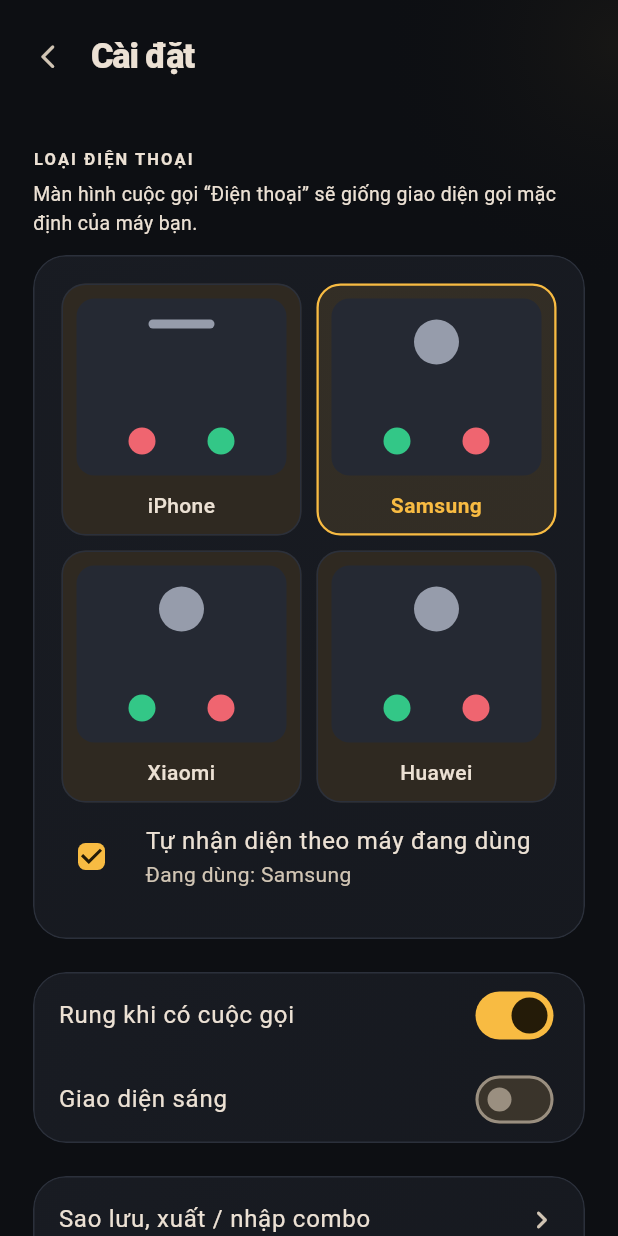
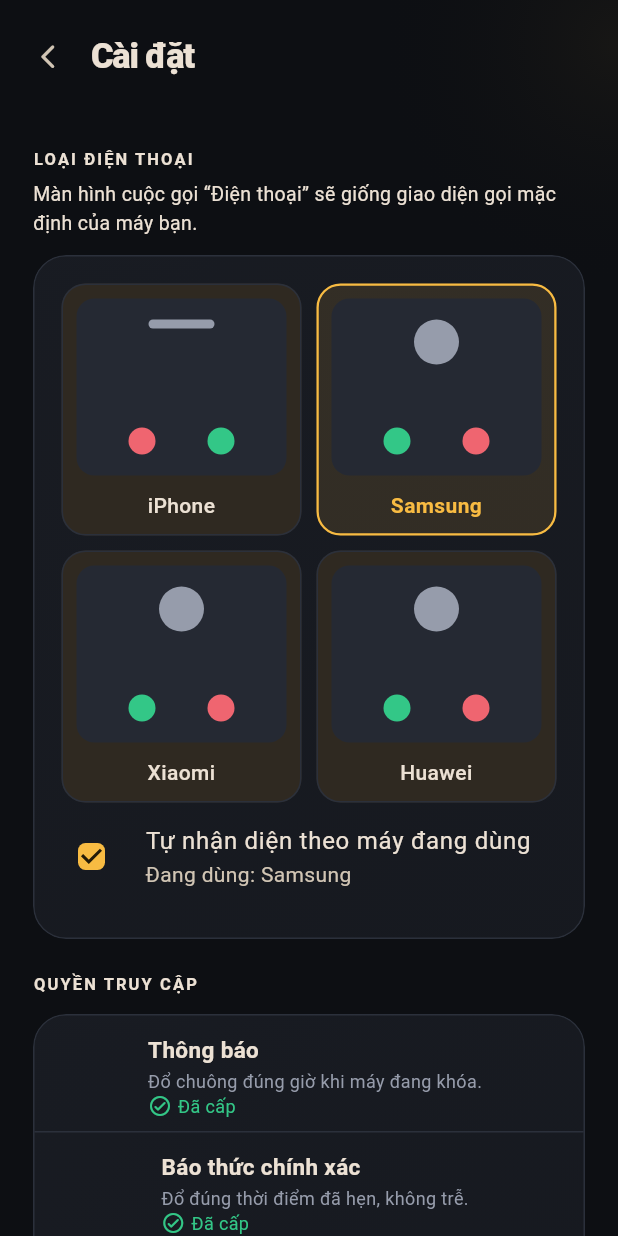
Before and after one commit to twoofwn/tron, a Flutter app: the screen it shows after launch, after a tap on the "settings" icon, on a phone screen of 412 x 824 dp. Run offline on Flutter 3.47's test engine with Material 3 defaults, Android fonts, the phone set to English and light mode, and no system bars; our stand-ins replace audioplayers, device_info_plus, file_picker, flutter_local_notifications, flutter_riverpod, flutter_tts and 6 more; missing offline and left inert: file_selector, mobile_scanner.

Commit message:
Đặt báo thức cuộc gọi và xin quyền thông báo
Co-Authored-By: Claude Haiku 5.5 <noreply@anthropic.com>

```diff
--- a/lib/app/app.dart
+++ b/lib/app/app.dart
@@ -1,6 +1,11 @@
+import 'dart:async';
+
 import 'package:flutter/material.dart';
 import 'package:flutter_riverpod/flutter_riverpod.dart';
 
+import '../features/activation/services/call_alarm_service.dart';
+import '../features/activation/services/permission_service.dart';
+import '../features/combo/providers/combo_provider.dart';
 import '../features/fake_call/providers/call_provider.dart';
 import '../features/fake_call/screens/fake_call_screen.dart';
 import '../features/scenarios/providers/scenario_provider.dart';
@@ -22,8 +27,57 @@ class TronApp extends ConsumerStatefulWidget {
   ConsumerState<TronApp> createState() => _TronAppState();
 }
 
-class _TronAppState extends ConsumerState<TronApp> {
+class _TronAppState extends ConsumerState<TronApp> with WidgetsBindingObserver {
   final _navigatorKey = GlobalKey<NavigatorState>();
+  StreamSubscription<String>? _alarmTaps;
+
+  @override
+  void initState() {
+    super.initState();
+    WidgetsBinding.instance.addObserver(this);
+    WidgetsBinding.instance.addPostFrameCallback((_) => _startAlarms());
+  }
+
+  @override
+  void dispose() {
+    WidgetsBinding.instance.removeObserver(this);
+    _alarmTaps?.cancel();
+    super.dispose();
+  }
+
+  @override
+  void didChangeAppLifecycleState(AppLifecycleState state) {
+    // Người dùng có thể vừa đổi quyền trong cài đặt hệ thống.
+    if (state == AppLifecycleState.resumed) {
+      ref.invalidate(permissionSnapshotProvider);
+    }
+  }
+
+  Future<void> _startAlarms() async {
+    final alarm = ref.read(callAlarmServiceProvider);
+    try {
+      _alarmTaps = alarm.taps.listen(_ringFromAlarm);
+      await alarm.init();
+      final comboId = await alarm.launchComboId();
+      if (comboId != null) {
+        await _ringFromAlarm(comboId);
+      }
+    } catch (_) {
+      // Báo thức là phần bổ sung: lỗi ở đây không được làm app dừng.
+    }
+  }
+
+  Future<void> _ringFromAlarm(String comboId) async {
+    final combos = await ref.read(comboListProvider.future);
+    if (!mounted) {
+      return;
+    }
+    final combo = combos.where((item) => item.id == comboId).firstOrNull;
+    if (combo != null) {
+      ref.read(callProvider.notifier).ringNow(combo);
+    }
+  }
+
   @override
   Widget build(BuildContext context) {
     // Tải kho kịch bản ngay khi mở app để combo và cuộc gọi dùng được ngay.
--- /dev/null
+++ b/lib/features/activation/services/call_alarm_service.dart
@@ -0,0 +1,122 @@
+import 'dart:async';
+
+import 'package:flutter_local_notifications/flutter_local_notifications.dart';
+import 'package:flutter_riverpod/flutter_riverpod.dart';
+import 'package:timezone/data/latest.dart' as tz_data;
+import 'package:timezone/timezone.dart' as tz;
+
+final callAlarmServiceProvider = Provider<CallAlarmService>(
+  (ref) => CallAlarmService(),
+);
+
+/// Đặt thông báo cuộc gọi đúng giờ, kể cả khi app đã nền hoặc máy đã khóa.
+/// Mọi lỗi đều trả về false: đồng hồ trong app vẫn hoạt động như cũ.
+class CallAlarmService {
+  CallAlarmService({FlutterLocalNotificationsPlugin? plugin})
+    : _plugin = plugin ?? FlutterLocalNotificationsPlugin();
+
+  static const notificationId = 1001;
+  static const channelId = 'incoming_calls';
+  static const _channelName = 'Cuộc gọi đến';
+
+  final FlutterLocalNotificationsPlugin _plugin;
+  final _taps = StreamController<String>.broadcast();
+  bool _ready = false;
+
+  /// Phát ra mã combo khi người dùng chạm vào thông báo cuộc gọi.
+  Stream<String> get taps => _taps.stream;
+
+  Future<void> init() async {
+    if (_ready) {
+      return;
+    }
+    tz_data.initializeTimeZones();
+    await _plugin.initialize(
+      settings: const InitializationSettings(
+        android: AndroidInitializationSettings('@mipmap/ic_launcher'),
+        iOS: DarwinInitializationSettings(
+          requestAlertPermission: false,
+          requestBadgePermission: false,
+          requestSoundPermission: false,
+        ),
+      ),
+      onDidReceiveNotificationResponse: (response) {
+        final comboId = response.payload;
+        if (comboId != null && comboId.isNotEmpty) {
+          _taps.add(comboId);
+        }
+      },
+    );
+    await _plugin
+        .resolvePlatformSpecificImplementation<
+          AndroidFlutterLocalNotificationsPlugin
+        >()
+        ?.createNotificationChannel(
+          const AndroidNotificationChannel(
+            channelId,
+            _channelName,
+            importance: Importance.max,
+          ),
+        );
+    _ready = true;
+  }
+
+  /// Trả về false nếu hệ thống từ chối (thiếu quyền, không hỗ trợ...).
+  Future<bool> scheduleCall({
+    required String comboId,
+    required DateTime fireAt,
+  }) async {
+    try {
+      await init();
+      await _plugin.zonedSchedule(
+        id: notificationId,
+        title: 'Cuộc gọi đến',
+        body: 'Chạm để nghe',
+        // Đổi sang UTC giữ nguyên thời điểm tuyệt đối, không phụ thuộc múi giờ máy.
+        scheduledDate: tz.TZDateTime.from(fireAt, tz.UTC),
+        notificationDetails: const NotificationDetails(
+          android: AndroidNotificationDetails(
+            channelId,
+            _channelName,
+            importance: Importance.max,
+            priority: Priority.max,
+            category: AndroidNotificationCategory.call,
+            fullScreenIntent: true,
+          ),
+          iOS: DarwinNotificationDetails(
+            presentSound: true,
+            interruptionLevel: InterruptionLevel.timeSensitive,
+          ),
+        ),
+        androidScheduleMode: AndroidScheduleMode.exactAllowWhileIdle,
+        payload: comboId,
+      );
+      return true;
+    } catch (_) {
+      return false;
+    }
+  }
+
+  Future<void> cancel() async {
+    try {
+      await _plugin.cancel(id: notificationId);
+    } catch (_) {
+      // Không có thông báo nào để hủy hoặc plugin chưa sẵn sàng.
+    }
+  }
+
+  /// Mã combo nếu app được mở bằng cách chạm vào thông báo cuộc gọi.
+  Future<String?> launchComboId() async {
+    try {
+      final details = await _plugin.getNotificationAppLaunchDetails();
+      if (details?.didNotificationLaunchApp == true) {
+        return details?.notificationResponse?.payload;
+      }
+    } catch (_) {
+      // Không đọc được trạng thái khởi động từ thông báo: coi như mở thường.
+    }
+    return null;
+  }
+
+  Future<void> dispose() => _taps.close();
+}
--- /dev/null
+++ b/lib/features/activation/services/permission_service.dart
@@ -0,0 +1,81 @@
+import 'package:flutter/foundation.dart';
+import 'package:flutter_local_notifications/flutter_local_notifications.dart';
+import 'package:flutter_riverpod/flutter_riverpod.dart';
+import 'package:permission_handler/permission_handler.dart';
+
+final permissionServiceProvider = Provider<PermissionService>(
+  (ref) => const PermissionService(),
+);
+
+enum CallPermission { notifications, exactAlarm, batteryUnrestricted }
+
+@immutable
+class PermissionSnapshot {
+  const PermissionSnapshot({
+    required this.notifications,
+    required this.exactAlarm,
+    required this.batteryUnrestricted,
+  });
+
+  final bool notifications;
+
+  /// Chỉ có ý nghĩa trên Android; iOS luôn coi là đã cấp.
+  final bool exactAlarm;
+  final bool batteryUnrestricted;
+}
+
+class PermissionService {
+  const PermissionService();
+
+  bool supports(CallPermission permission) => switch (permission) {
+    CallPermission.notifications => true,
+    CallPermission.exactAlarm || CallPermission.batteryUnrestricted =>
+      defaultTargetPlatform == TargetPlatform.android,
+  };
+
+  /// Lỗi đọc quyền coi như chưa cấp, không làm vỡ màn hình.
+  Future<bool> isGranted(CallPermission permission) async {
+    if (!supports(permission)) {
+      return true;
+    }
+    try {
+      return (await _permission(permission).status).isGranted;
+    } catch (_) {
+      return false;
+    }
+  }
+
+  Future<PermissionSnapshot> snapshot() async => PermissionSnapshot(
+    notifications: await isGranted(CallPermission.notifications),
+    exactAlarm: await isGranted(CallPermission.exactAlarm),
+    batteryUnrestricted: await isGranted(CallPermission.batteryUnrestricted),
+  );
+
+  Future<void> request(CallPermission permission) async {
+    await _permission(permission).request();
+  }
+
+  /// Hiện khi khóa máy: plugin không đọc được trạng thái, chỉ mở cài đặt.
+  Future<void> openFullScreenSettings() async {
+    try {
+      await FlutterLocalNotificationsPlugin()
+          .resolvePlatformSpecificImplementation<
+            AndroidFlutterLocalNotificationsPlugin
+          >()
+          ?.requestFullScreenIntentPermission();
+    } catch (_) {
+      // Không mở được cài đặt trên nền tảng này.
+    }
+  }
+
+  Permission _permission(CallPermission permission) => switch (permission) {
+    CallPermission.notifications => Permission.notification,
+    CallPermission.exactAlarm => Permission.scheduleExactAlarm,
+    CallPermission.batteryUnrestricted => Permission.ignoreBatteryOptimizations,
+  };
+}
+
+final permissionSnapshotProvider =
+    FutureProvider.autoDispose<PermissionSnapshot>(
+      (ref) => ref.watch(permissionServiceProvider).snapshot(),
+    );
--- a/lib/features/home/screens/home_screen.dart
+++ b/lib/features/home/screens/home_screen.dart
@@ -10,6 +10,8 @@ import '../../../core/widgets/app_loading.dart';
 import '../../../core/widgets/glass_card.dart';
 import '../../../shared/enums/call_interface.dart';
 import '../../../shared/widgets/screen_shell.dart';
+import '../../activation/services/permission_service.dart';
+import '../../activation/widgets/notification_permission_sheet.dart';
 import '../../combo/models/combo_model.dart';
 import '../../combo/providers/combo_provider.dart';
 import '../../fake_call/providers/call_provider.dart';
@@ -371,7 +373,7 @@ class CallSchedulerCard extends ConsumerWidget {
             icon: Icons.timer_outlined,
             onPressed: combo == null
                 ? null
-                : () => ref.read(callProvider.notifier).schedule(combo!, delay),
+                : () => _schedule(context, ref, combo!, delay),
           ),
           if (isScheduled)
             Center(
@@ -384,13 +386,80 @@ class CallSchedulerCard extends ConsumerWidget {
               ),
             ),
           const SizedBox(height: 8),
-          const Center(
-            child: Text(
-              'Giữ ứng dụng mở trong lúc chờ cuộc gọi',
-              style: TextStyle(fontSize: 10, color: AppColors.muted),
+          Center(
+            child: _NotificationHint(
+              onRequest: () => _requestNotifications(context, ref),
             ),
           ),
         ],
+      ),
+    );
+  }
+
+  Future<void> _schedule(
+    BuildContext context,
+    WidgetRef ref,
+    ComboModel combo,
+    Duration delay,
+  ) async {
+    final granted = (await ref.read(permissionSnapshotProvider.future))
+        .notifications;
+    if (!granted && context.mounted) {
+      await _requestNotifications(context, ref);
+    }
+    if (!context.mounted) {
+      return;
+    }
+    final armed = await ref.read(callProvider.notifier).schedule(combo, delay);
+    if (!armed && context.mounted) {
+      showMessage(
+        context,
+        'Chưa đặt được chuông khi khóa máy. Cuộc gọi vẫn đổ khi app đang mở.',
+      );
+    }
+  }
+
+  Future<void> _requestNotifications(
+    BuildContext context,
+    WidgetRef ref,
+  ) async {
+    final allow = await showModalBottomSheet<bool>(
+      context: context,
+      showDragHandle: true,
+      builder: (_) => const NotificationPermissionSheet(),
+    );
+    if (allow != true) {
+      return;
+    }
+    await ref
+        .read(permissionServiceProvider)
+        .request(CallPermission.notifications);
+    ref.invalidate(permissionSnapshotProvider);
+  }
+}
+
+class _NotificationHint extends ConsumerWidget {
+  const _NotificationHint({required this.onRequest});
+
+  final VoidCallback onRequest;
+
+  @override
+  Widget build(BuildContext context, WidgetRef ref) {
+    final granted = ref.watch(permissionSnapshotProvider).value?.notifications;
+    if (granted == null) {
+      return const SizedBox.shrink();
+    }
+    if (granted) {
+      return const Text(
+        'Sẽ đổ chuông kể cả khi khóa máy',
+        style: TextStyle(fontSize: 10, color: AppColors.muted),
+      );
+    }
+    return TextButton(
+      onPressed: onRequest,
+      child: const Text(
+        'Chưa cho phép thông báo: chỉ đổ khi app mở · Cấp quyền',
+        style: TextStyle(fontSize: 10, color: AppColors.accent),
       ),
     );
   }
--- a/lib/features/settings/screens/settings_screen.dart
+++ b/lib/features/settings/screens/settings_screen.dart
@@ -11,6 +11,7 @@ import '../../../shared/widgets/screen_shell.dart';
 import '../../home/widgets/emergency_sheet.dart';
 import '../models/app_settings.dart';
 import '../providers/settings_provider.dart';
+import '../widgets/permission_card.dart';
 import '../widgets/phone_style_picker.dart';
 
 class SettingsScreen extends ConsumerWidget {
@@ -74,6 +75,10 @@ class SettingsScreen extends ConsumerWidget {
                 ),
               ),
             ),
+            const SizedBox(height: 22),
+            Text('QUYỀN TRUY CẬP', style: AppTextStyles.section),
+            const SizedBox(height: 12),
+            const PermissionCard(),
             const SizedBox(height: 22),
             GlassCard(
               padding: EdgeInsets.zero,
--- /dev/null
+++ b/lib/features/settings/widgets/permission_card.dart
@@ -0,0 +1,149 @@
+import 'package:flutter/material.dart';
+import 'package:flutter_riverpod/flutter_riverpod.dart';
+
+import '../../../app/theme/app_colors.dart';
+import '../../../app/theme/app_text_styles.dart';
+import '../../../core/widgets/glass_card.dart';
+import '../../activation/services/permission_service.dart';
+
+class PermissionCard extends ConsumerWidget {
+  const PermissionCard({super.key});
+
+  @override
+  Widget build(BuildContext context, WidgetRef ref) {
+    final service = ref.watch(permissionServiceProvider);
+    final snapshot = ref.watch(permissionSnapshotProvider);
+    return GlassCard(
+      padding: EdgeInsets.zero,
+      child: snapshot.when(
+        loading: () => const Padding(
+          padding: EdgeInsets.all(18),
+          child: Center(child: CircularProgressIndicator(strokeWidth: 2)),
+        ),
+        error: (_, _) => const Padding(
+          padding: EdgeInsets.all(18),
+          child: Text('Chưa kiểm tra được quyền trên thiết bị này.'),
+        ),
+        data: (state) => Column(
+          children: [
+            _PermissionRow(
+              title: 'Thông báo',
+              description: 'Đổ chuông đúng giờ khi máy đang khóa.',
+              granted: state.notifications,
+              onRequest: () => _request(ref, CallPermission.notifications),
+            ),
+            if (service.supports(CallPermission.exactAlarm)) ...[
+              const Divider(height: 1),
+              _PermissionRow(
+                title: 'Báo thức chính xác',
+                description: 'Đổ đúng thời điểm đã hẹn, không trễ.',
+                granted: state.exactAlarm,
+                onRequest: () => _request(ref, CallPermission.exactAlarm),
+              ),
+            ],
+            if (service.supports(CallPermission.batteryUnrestricted)) ...[
+              const Divider(height: 1),
+              _PermissionRow(
+                title: 'Bỏ tối ưu pin',
+                description:
+                    'Xiaomi, Huawei hay ngắt app chạy nền nếu không tắt.',
+                granted: state.batteryUnrestricted,
+                onRequest: () =>
+                    _request(ref, CallPermission.batteryUnrestricted),
+              ),
+              const Divider(height: 1),
+              ListTile(
+                contentPadding: const EdgeInsets.symmetric(horizontal: 16),
+                title: const Text('Hiện khi khóa máy'),
+                subtitle: const Text(
+                  'Mở cài đặt để cho phép màn gọi hiện trên màn khóa.',
+                ),
+                trailing: TextButton(
+                  onPressed: () => service.openFullScreenSettings(),
+                  child: const Text('Mở cài đặt'),
+                ),
+              ),
+            ],
+          ],
+        ),
+      ),
+    );
+  }
+
+  Future<void> _request(WidgetRef ref, CallPermission permission) async {
+    await ref.read(permissionServiceProvider).request(permission);
+    ref.invalidate(permissionSnapshotProvider);
+  }
+}
+
+class _PermissionRow extends StatelessWidget {
+  const _PermissionRow({
+    required this.title,
+    required this.description,
+    required this.granted,
+    required this.onRequest,
+  });
+
+  final String title;
+  final String description;
+  final bool granted;
+  final VoidCallback onRequest;
+
+  @override
+  Widget build(BuildContext context) => Padding(
+    padding: const EdgeInsets.fromLTRB(16, 12, 8, 8),
+    child: Column(
+      crossAxisAlignment: CrossAxisAlignment.start,
+      children: [
+        Text(title, style: AppTextStyles.cardTitle),
+        const SizedBox(height: 2),
+        Text(
+          description,
+          style: const TextStyle(fontSize: 12, color: AppColors.muted),
+        ),
+        Wrap(
+          crossAxisAlignment: WrapCrossAlignment.center,
+          spacing: 8,
+          children: [
+            if (granted)
+              const _StatusText(
+                text: 'Đã cấp',
+                icon: Icons.check_circle_outline_rounded,
+                color: AppColors.green,
+              )
+            else ...[
+              const _StatusText(
+                text: 'Chưa cấp',
+                icon: Icons.error_outline_rounded,
+                color: AppColors.red,
+              ),
+              TextButton(onPressed: onRequest, child: const Text('Cấp quyền')),
+            ],
+          ],
+        ),
+      ],
+    ),
+  );
+}
+
+class _StatusText extends StatelessWidget {
+  const _StatusText({
+    required this.text,
+    required this.icon,
+    required this.color,
+  });
+
+  final String text;
+  final IconData icon;
+  final Color color;
+
+  @override
+  Widget build(BuildContext context) => Row(
+    mainAxisSize: MainAxisSize.min,
+    children: [
+      Icon(icon, size: 16, color: color),
+      const SizedBox(width: 4),
+      Text(text, style: TextStyle(fontSize: 12, color: color)),
+    ],
+  );
+}
```
Also changed, not shown: lib/features/activation/widgets/notification_permission_sheet.dart (added, +42 -0 lines), lib/features/fake_call/providers/call_provider.dart (+38 -3 lines), 7 other files.
